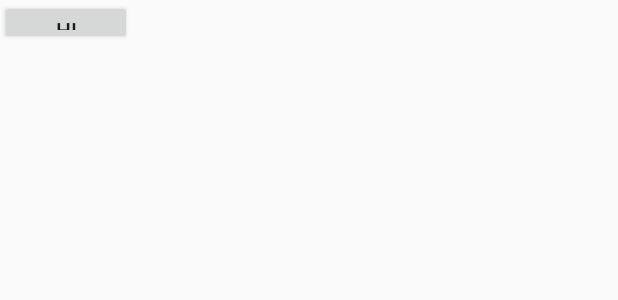
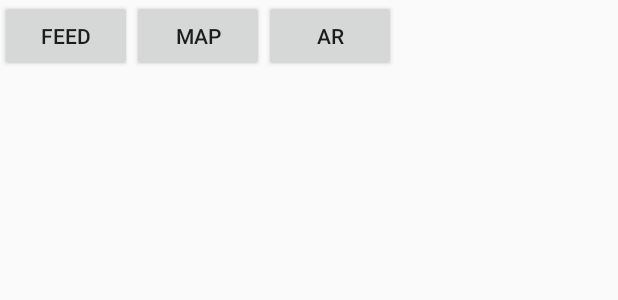
Before and after one commit to JournalismusLab/LoBajo, an Android app: the layout content_news_feed.xml on its own in the app's theme, with its tools: preview values and no code run, on a phone screen of 412 x 824 dp. Shown: the top 300 px of the screen. Run offline under Robolectric (Android 15) with nearby library versions, the phone set to English and light mode, and no system bars.

Commit message:
change buttons

```diff
--- a/Androidproject/app/src/main/res/layout/content_news_feed.xml
+++ b/Androidproject/app/src/main/res/layout/content_news_feed.xml
@@ -15,12 +15,22 @@
 
     <LinearLayout
         android:layout_width="match_parent"
-        android:layout_height="30dp"
+        android:layout_height="wrap_content"
         android:orientation="horizontal">
 
         <Button
             android:layout_width="wrap_content"
             android:layout_height="wrap_content"
-            android:text="hi" />
+            android:text="Feed" />
+
+        <Button
+            android:layout_width="wrap_content"
+            android:layout_height="wrap_content"
+            android:text="Map" />
+
+        <Button
+            android:layout_width="wrap_content"
+            android:layout_height="wrap_content"
+            android:text="AR" />
     </LinearLayout>
 </LinearLayout>
```
